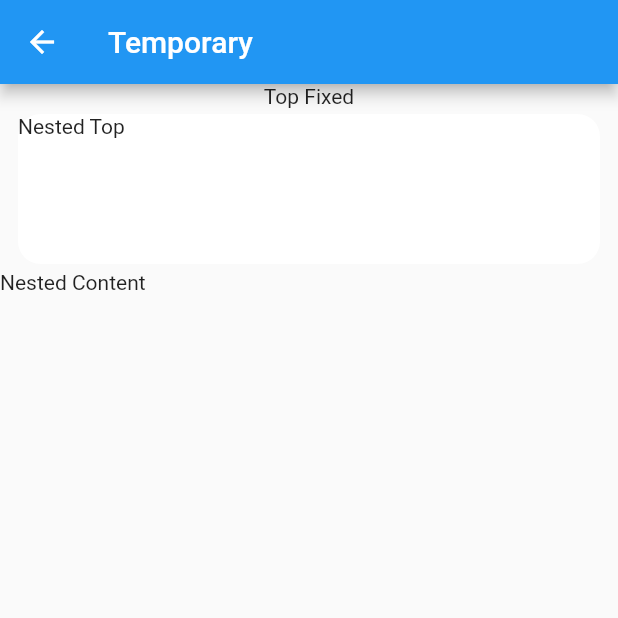
After one commit to Flutter-Miniprogram/Flutter-Miniprogram, a Flutter app: the screen it shows after launch, after a tap on "Temporary page", on a phone screen of 412 x 824 dp, the top half of it. The commit adds this screen. Run offline on Flutter 3.47's test engine with Material 2 defaults, Android fonts, the phone set to English and light mode, and no system bars; our stand-ins replace webview_flutter; missing offline and left inert: dart:ffi, flutter_jscore, http_server.

Commit message:
feat: route 路由系统添加50%

```diff
--- a/lib/hall/hall_page.dart
+++ b/lib/hall/hall_page.dart
@@ -1,6 +1,8 @@
 import 'package:flutter/material.dart';
+import 'package:flutterminiprogram/hall/route/route.dart';
 import 'package:flutterminiprogram/hall/server/server.dart';
 import 'package:flutterminiprogram/hall/serverAndView/server_and_view.dart';
+import 'package:flutterminiprogram/hall/temporary/temporary.dart';
 import 'package:flutterminiprogram/hall/view/binding_page.dart';
 import 'package:flutterminiprogram/hall/webview/webview_page.dart';
 
@@ -19,6 +21,15 @@ class HallPageState extends State<HallPage> {
         Divider(
           height: 0.5,
           thickness: 0.5,
+        ),
+        ListTile(
+          title: Text('Route'),
+          subtitle: Text('添加路由'),
+          onTap: () {
+            Navigator.of(context).push(MaterialPageRoute(builder: (context) {
+              return HallRoute();
+            }));
+          },
         ),
         ListTile(
           title: Text('Server & View'),
@@ -56,6 +67,15 @@ class HallPageState extends State<HallPage> {
             }));
           },
         ),
+        ListTile(
+          title: Text('Temporary page'),
+          subtitle: Text('Temporary page'),
+          onTap: () {
+            Navigator.of(context).push(MaterialPageRoute(builder: (context) {
+              return Temporary();
+            }));
+          },
+        ),
       ],
     );
   }
--- /dev/null
+++ b/lib/hall/temporary/temporary.dart
@@ -0,0 +1,40 @@
+import 'package:flutter/material.dart';
+
+class Temporary extends StatelessWidget {
+
+  Temporary();
+
+  @override
+  Widget build(BuildContext context) {
+    return Scaffold(
+      appBar: AppBar(
+        title: Text('Temporary'),
+      ),
+      body: Column(
+        children: [
+          Text('Top Fixed'),
+          Expanded(
+            child: NestedScrollView(
+            headerSliverBuilder: (context, innerBoxIsScrolled) {
+              return [
+                SliverToBoxAdapter(
+                  child: Container(
+                    width: 300,
+                    height: 100.0,
+                    margin: EdgeInsets.symmetric(horizontal: 12, vertical: 4),
+                    decoration: BoxDecoration(
+                      color: Color(0xFFFFFFFF),
+                      borderRadius: BorderRadius.all(Radius.circular(15)),
+                    ),
+                    child: Text('Nested Top')
+                  )
+                ),
+              ];
+            },
+            body: Text('Nested Content'),
+          ))
+        ],
+      ),
+    );
+  }
+}
--- a/pubspec.yaml
+++ b/pubspec.yaml
@@ -52,6 +52,7 @@ flutter:
     - miniprogram/index.html
     - miniprogram/style.css
     - miniprogram/index.js
+    - miniprogram/second.html
   #   - images/a_dot_ham.jpeg
 
   # An image asset can refer to one or more resolution-specific "variants", see
```
Also changed, not shown: lib/hall/route/route.dart (added, +97 -0 lines), lib/hall/serverAndView/server_and_view.dart (+2 -6 lines), lib/jsBridge/jsBridgeEntity.dart (added, +20 -0 lines), lib/utils/server.dart (+60 -21 lines), lib/utils/webview.dart (+5 -2 lines), lib/jsBridge/jsBridge.dart (added), 3 other files.
